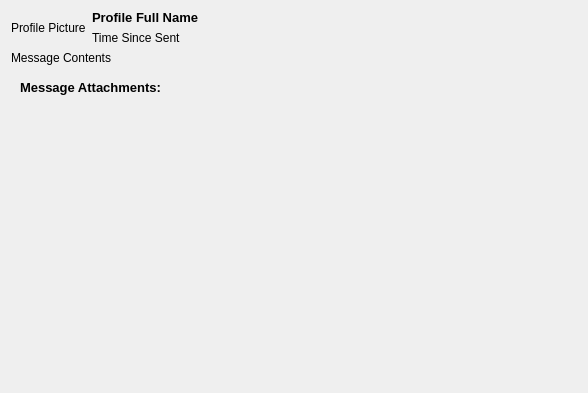
Above: viewmessage.ui from PeteCastle/SoftwareDesignCaseStudy before the change. Below: the same form after it.
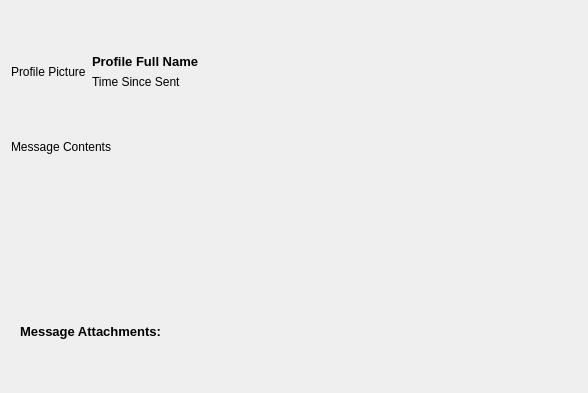
That is the form after the change.

```diff
--- a/viewmessage.ui
+++ b/viewmessage.ui
@@ -13,7 +13,7 @@
   <property name="windowTitle">
    <string>Form</string>
   </property>
-  <layout class="QVBoxLayout" name="verticalLayout_2">
+  <layout class="QVBoxLayout" name="verticalLayout_2" stretch="0,0,0">
    <property name="topMargin">
     <number>10</number>
    </property>
@@ -124,19 +124,6 @@
         </property>
        </widget>
       </item>
-      <item row="1" column="0">
-       <spacer name="verticalSpacer">
-        <property name="orientation">
-         <enum>Qt::Vertical</enum>
-        </property>
-        <property name="sizeHint" stdset="0">
-         <size>
-          <width>20</width>
-          <height>40</height>
-         </size>
-        </property>
-       </spacer>
-      </item>
      </layout>
     </widget>
    </item>
```
